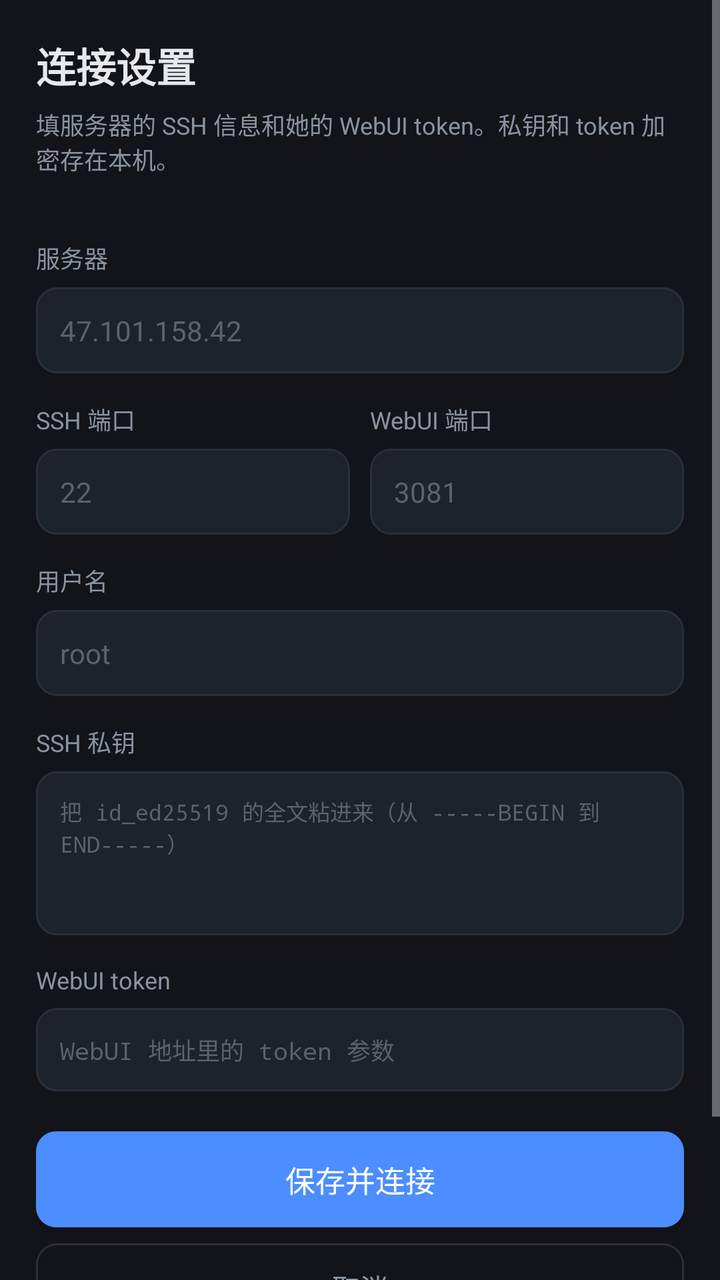
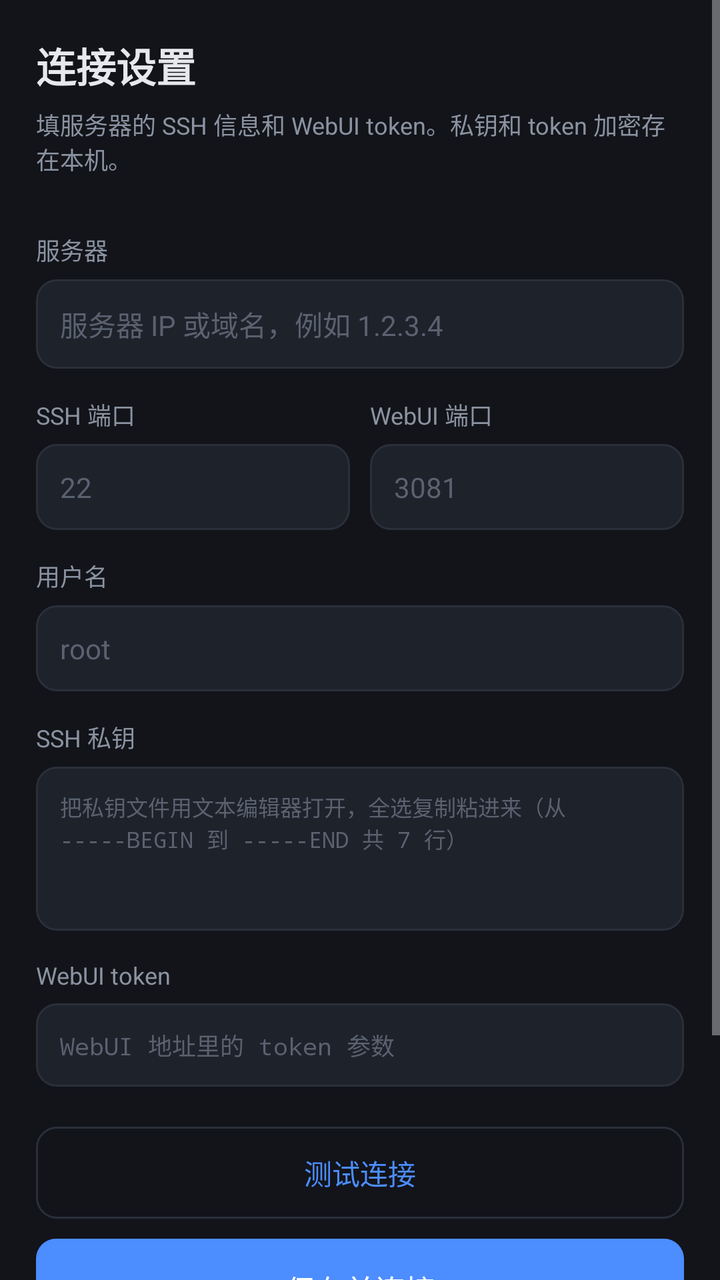

An Android layout rendered at two revisions. The XML below is the earlier revision; the diff shows what the commit changed to produce the second picture.
<!-- AndroidManifest.xml: application theme AppTheme -->
<!-- res/layout/activity_settings.xml -->
<?xml version="1.0" encoding="utf-8"?>
<ScrollView xmlns:android="http://schemas.android.com/apk/res/android"
    android:layout_width="match_parent"
    android:layout_height="match_parent"
    android:background="@color/bg"
    android:fillViewport="true">

    <LinearLayout
        android:layout_width="match_parent"
        android:layout_height="wrap_content"
        android:orientation="vertical"
        android:padding="18dp">

        <TextView
            android:layout_width="wrap_content"
            android:layout_height="wrap_content"
            android:text="@string/settings_title"
            android:textColor="@color/fg"
            android:textSize="20sp"
            android:textStyle="bold"/>

        <TextView
            android:layout_width="wrap_content"
            android:layout_height="wrap_content"
            android:layout_marginTop="6dp"
            android:layout_marginBottom="18dp"
            android:text="@string/settings_desc"
            android:textColor="@color/muted"
            android:textSize="12sp"/>

        <TextView style="@style/Label" android:text="@string/l_host"/>
        <EditText
            android:id="@+id/eHost"
            style="@style/Field"
            android:hint="47.101.158.42"
            android:inputType="textUri"/>

        <LinearLayout
            android:layout_width="match_parent"
            android:layout_height="wrap_content"
            android:orientation="horizontal">

            <LinearLayout
                android:layout_width="0dp"
                android:layout_height="wrap_content"
                android:layout_weight="1"
                android:orientation="vertical">
                <TextView style="@style/Label" android:text="@string/l_port"/>
                <EditText
                    android:id="@+id/ePort"
                    style="@style/Field"
                    android:hint="22"
                    android:inputType="number"/>
            </LinearLayout>

            <LinearLayout
                android:layout_width="0dp"
                android:layout_height="wrap_content"
                android:layout_weight="1"
                android:layout_marginStart="10dp"
                android:orientation="vertical">
                <TextView style="@style/Label" android:text="@string/l_webport"/>
                <EditText
                    android:id="@+id/eWebPort"
                    style="@style/Field"
                    android:hint="3081"
                    android:inputType="number"/>
            </LinearLayout>
        </LinearLayout>

        <TextView style="@style/Label" android:text="@string/l_user"/>
        <EditText
            android:id="@+id/eUser"
            style="@style/Field"
            android:hint="root"
            android:inputType="text"/>

        <TextView style="@style/Label" android:text="@string/l_key"/>
        <EditText
            android:id="@+id/eKey"
            style="@style/Field"
            android:hint="@string/l_key_hint"
            android:gravity="top"
            android:minLines="4"
            android:maxLines="8"
            android:inputType="textMultiLine|textNoSuggestions"
            android:textSize="11sp"
            android:fontFamily="monospace"/>

        <TextView style="@style/Label" android:text="@string/l_token"/>
        <EditText
            android:id="@+id/eToken"
            style="@style/Field"
            android:hint="@string/l_token_hint"
            android:inputType="text"
            android:textSize="12sp"
            android:fontFamily="monospace"/>

        <Button
            android:id="@+id/btnSave"
            android:layout_width="match_parent"
            android:layout_height="48dp"
            android:layout_marginTop="20dp"
            android:text="@string/save"
            android:textColor="#ffffff"
            android:textSize="15sp"
            android:background="@drawable/btn_primary"/>

        <Button
            android:id="@+id/btnCancel"
            android:layout_width="match_parent"
            android:layout_height="44dp"
            android:layout_marginTop="8dp"
            android:text="@string/cancel"
            android:textColor="@color/muted"
            android:background="@drawable/btn_ghost"/>

        <TextView
            android:layout_width="wrap_content"
            android:layout_height="wrap_content"
            android:layout_marginTop="18dp"
            android:text="@string/settings_note"
            android:textColor="@color/muted"
            android:textSize="11sp"/>
    </LinearLayout>
</ScrollView>
<!-- resources referenced by this layout -->
<resources>
  <color name="bg">#12141A</color>
  <color name="fg">#E6E8EC</color>
  <color name="muted">#8B93A1</color>
  <!-- drawable btn_ghost (drawable) -->
  <?xml version="1.0" encoding="utf-8"?>
  <shape xmlns:android="http://schemas.android.com/apk/res/android" android:shape="rectangle">
      <solid android:color="#00000000"/>
      <corners android:radius="10dp"/>
      <stroke android:width="1dp" android:color="@color/line"/>
  </shape>
  <!-- drawable btn_primary (drawable) -->
  <?xml version="1.0" encoding="utf-8"?>
  <shape xmlns:android="http://schemas.android.com/apk/res/android" android:shape="rectangle">
      <solid android:color="@color/accent"/>
      <corners android:radius="10dp"/>
  </shape>
  <string name="cancel">取消</string>
  <string name="l_host">服务器</string>
  <string name="l_key">SSH 私钥</string>
  <string name="l_key_hint">把 id_ed25519 的全文粘进来（从 -----BEGIN 到 END-----）</string>
  <string name="l_port">SSH 端口</string>
  <string name="l_token">WebUI token</string>
  <string name="l_token_hint">WebUI 地址里的 token 参数</string>
  <string name="l_user">用户名</string>
  <string name="l_webport">WebUI 端口</string>
  <string name="save">保存并连接</string>
  <string name="settings_desc">填服务器的 SSH 信息和她的 WebUI token。私钥和 token 加密存在本机。</string>
  <string name="settings_note">第一次用建议先在桌面端（WinForms 或浏览器）确认能连上，再把同样的信息填到这里。</string>
  <string name="settings_title">连接设置</string>
  <style name="Field">
          <item name="android:layout_width">match_parent</item>
          <item name="android:layout_height">wrap_content</item>
          <item name="android:paddingStart">12dp</item>
          <item name="android:paddingEnd">12dp</item>
          <item name="android:paddingTop">12dp</item>
          <item name="android:paddingBottom">12dp</item>
          <item name="android:background">@drawable/field</item>
          <item name="android:textColor">@color/fg</item>
          <item name="android:textColorHint">#5A6270</item>
          <item name="android:textSize">14sp</item>
          <item name="android:singleLine">false</item>
      </style>
  <style name="Label">
          <item name="android:layout_width">wrap_content</item>
          <item name="android:layout_height">wrap_content</item>
          <item name="android:layout_marginTop">14dp</item>
          <item name="android:layout_marginBottom">6dp</item>
          <item name="android:textColor">@color/muted</item>
          <item name="android:textSize">12sp</item>
      </style>
  <style name="AppTheme" parent="Theme.AppCompat.NoActionBar">
          <item name="android:windowBackground">@color/bg</item>
          <item name="android:statusBarColor">@color/bar</item>
          <item name="android:navigationBarColor">@color/bar</item>
          <item name="android:windowLightStatusBar">false</item>
          <item name="colorAccent">@color/accent</item>
      </style>
  <color name="line">#2A2F3A</color>
  <color name="accent">#4C8DFF</color>
  <!-- drawable field (drawable) -->
  <?xml version="1.0" encoding="utf-8"?>
  <shape xmlns:android="http://schemas.android.com/apk/res/android" android:shape="rectangle">
      <solid android:color="@color/card"/>
      <corners android:radius="10dp"/>
      <stroke android:width="1dp" android:color="@color/line"/>
  </shape>
  <color name="bar">#171A21</color>
  <color name="card">#1E222B</color>
</resources>

<!-- the commit's change to res/layout/activity_settings.xml (unified diff, before → after) -->
@@ -23,7 +23,7 @@
             android:layout_width="wrap_content"
             android:layout_height="wrap_content"
             android:layout_marginTop="6dp"
-            android:layout_marginBottom="18dp"
+            android:layout_marginBottom="14dp"
             android:text="@string/settings_desc"
             android:textColor="@color/muted"
             android:textSize="12sp"/>
@@ -32,7 +32,7 @@
         <EditText
             android:id="@+id/eHost"
             style="@style/Field"
-            android:hint="47.101.158.42"
+            android:hint="服务器 IP 或域名，例如 1.2.3.4"
             android:inputType="textUri"/>
 
         <LinearLayout
@@ -97,23 +97,50 @@
             android:fontFamily="monospace"/>
 
         <Button
+            android:id="@+id/btnTest"
+            android:layout_width="match_parent"
+            android:layout_height="46dp"
+            android:layout_marginTop="20dp"
+            android:text="@string/test_conn"
+            android:textColor="@color/accent"
+            android:textSize="14sp"
+            android:background="@drawable/btn_ghost"/>
+
+        <Button
             android:id="@+id/btnSave"
             android:layout_width="match_parent"
-            android:layout_height="48dp"
-            android:layout_marginTop="20dp"
+            android:layout_height="50dp"
+            android:layout_marginTop="10dp"
             android:text="@string/save"
             android:textColor="#ffffff"
             android:textSize="15sp"
             android:background="@drawable/btn_primary"/>
 
-        <Button
-            android:id="@+id/btnCancel"
+        <LinearLayout
             android:layout_width="match_parent"
-            android:layout_height="44dp"
-            android:layout_marginTop="8dp"
-            android:text="@string/cancel"
-            android:textColor="@color/muted"
-            android:background="@drawable/btn_ghost"/>
+            android:layout_height="wrap_content"
+            android:layout_marginTop="10dp"
+            android:orientation="horizontal">
+
+            <Button
+                android:id="@+id/btnLog"
+                android:layout_width="0dp"
+                android:layout_height="44dp"
+                android:layout_weight="1"
+                android:text="@string/view_log"
+                android:textColor="@color/muted"
+                android:background="@drawable/btn_ghost"/>
+
+            <Button
+                android:id="@+id/btnCancel"
+                android:layout_width="0dp"
+                android:layout_height="44dp"
+                android:layout_weight="1"
+                android:layout_marginStart="8dp"
+                android:text="@string/cancel"
+                android:textColor="@color/muted"
+                android:background="@drawable/btn_ghost"/>
+        </LinearLayout>
 
         <TextView
             android:layout_width="wrap_content"
<!-- resource entries referenced after the edit -->
@@ -19,16 +19,18 @@
   <string name="cancel">取消</string>
   <string name="l_host">服务器</string>
   <string name="l_key">SSH 私钥</string>
-  <string name="l_key_hint">把 id_ed25519 的全文粘进来（从 -----BEGIN 到 END-----）</string>
+  <string name="l_key_hint">把私钥文件用文本编辑器打开，全选复制粘进来（从 -----BEGIN 到 -----END 共 7 行）</string>
   <string name="l_port">SSH 端口</string>
   <string name="l_token">WebUI token</string>
   <string name="l_token_hint">WebUI 地址里的 token 参数</string>
   <string name="l_user">用户名</string>
   <string name="l_webport">WebUI 端口</string>
   <string name="save">保存并连接</string>
-  <string name="settings_desc">填服务器的 SSH 信息和她的 WebUI token。私钥和 token 加密存在本机。</string>
-  <string name="settings_note">第一次用建议先在桌面端（WinForms 或浏览器）确认能连上，再把同样的信息填到这里。</string>
+  <string name="settings_desc">填服务器的 SSH 信息和 WebUI token。私钥和 token 加密存在本机。</string>
+  <string name="settings_note">私钥别通过聊天消息复制（会插换行/丢字符）——把文件发过去，用文本编辑器打开再复制。</string>
   <string name="settings_title">连接设置</string>
+  <string name="test_conn">测试连接</string>
+  <string name="view_log">看日志</string>
   <style name="Field">
           <item name="android:layout_width">match_parent</item>
           <item name="android:layout_height">wrap_content</item>
